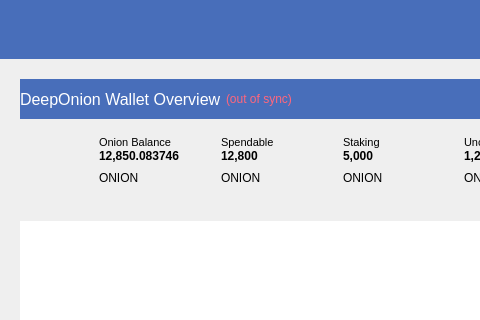
Before: the Qt Designer form src/qt/forms/overviewpage.ui in deeponion/deeponion, drawn with Qt 5; both pictures show x 0 to 480 and y 0 to 320 of the 731 by 582 pixel window.
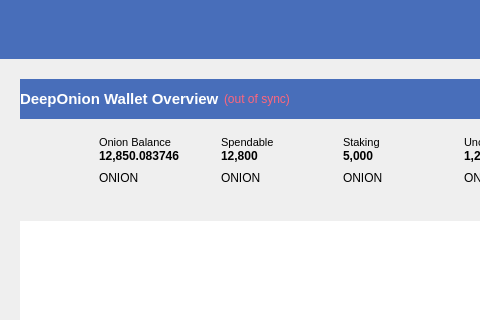
After: the same form once the commit is applied. Icons and pictures are not drawn.

Commit message: updated various UI screens

What changed in the file:
```diff
--- a/src/qt/forms/overviewpage.ui
+++ b/src/qt/forms/overviewpage.ui
@@ -175,7 +175,9 @@
                   <widget class="QLabel" name="section_title_wallet_summary">
                    <property name="font">
                     <font>
-                     <pointsize>12</pointsize>
+                     <pointsize>11</pointsize>
+                     <weight>75</weight>
+                     <bold>true</bold>
                     </font>
                    </property>
                    <property name="styleSheet">
```
The commit also changes 3 other files.
